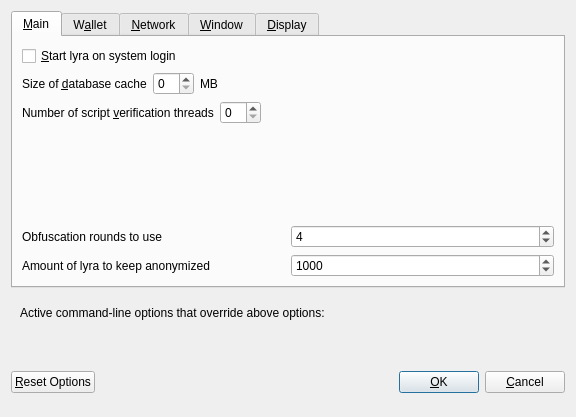
Above: src/qt/forms/optionsdialog.ui from scryptachain/scrypta before the change. Below: the same form after it.
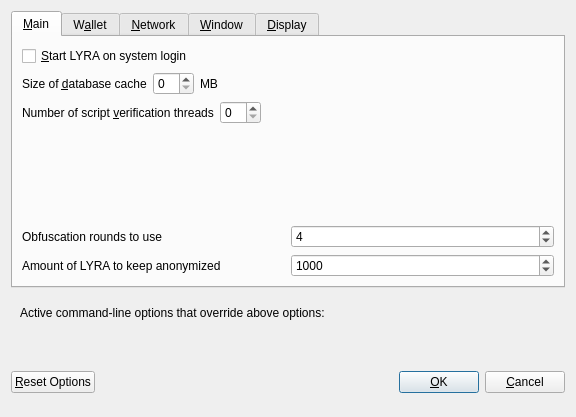
That is the form after the change. Custom widgets are drawn as their Qt base class.

Diff of the .ui file:
```diff
--- a/src/qt/forms/optionsdialog.ui
+++ b/src/qt/forms/optionsdialog.ui
@@ -33,7 +33,7 @@
           <string>Automatically start lyra after logging in to the system.</string>
          </property>
          <property name="text">
-          <string>&amp;Start lyra on system login</string>
+          <string>&amp;Start LYRA on system login</string>
          </property>
         </widget>
        </item>
@@ -177,7 +177,7 @@
             <string notr="true"/>
            </property>
            <property name="text">
-            <string>Amount of lyra to keep anonymized</string>
+            <string>Amount of LYRA to keep anonymized</string>
            </property>
           </widget>
          </item>
```
Left out of the diff: 10 changed lines with no effect on the pictures.
